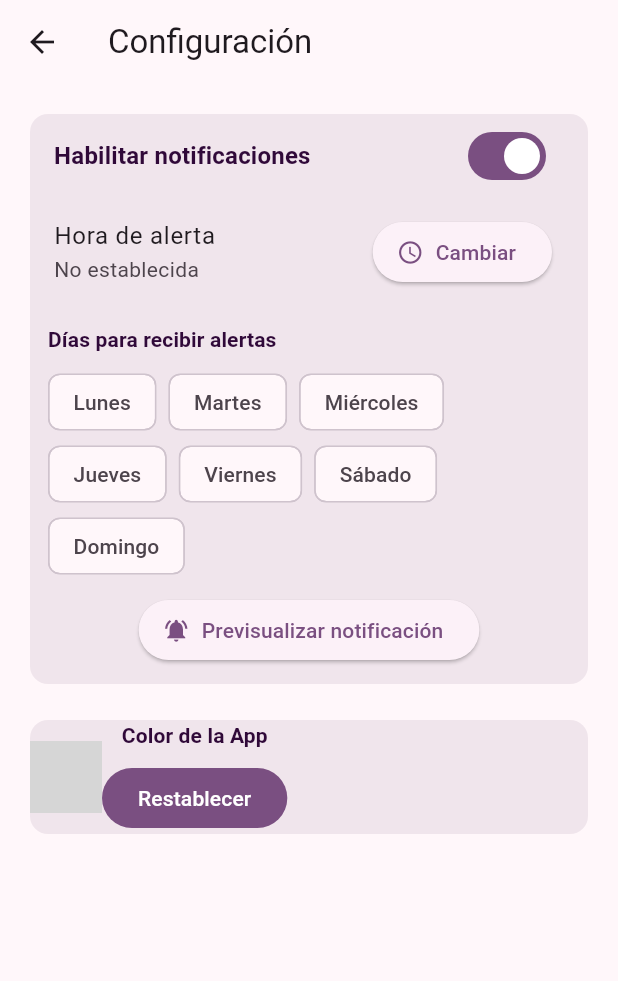
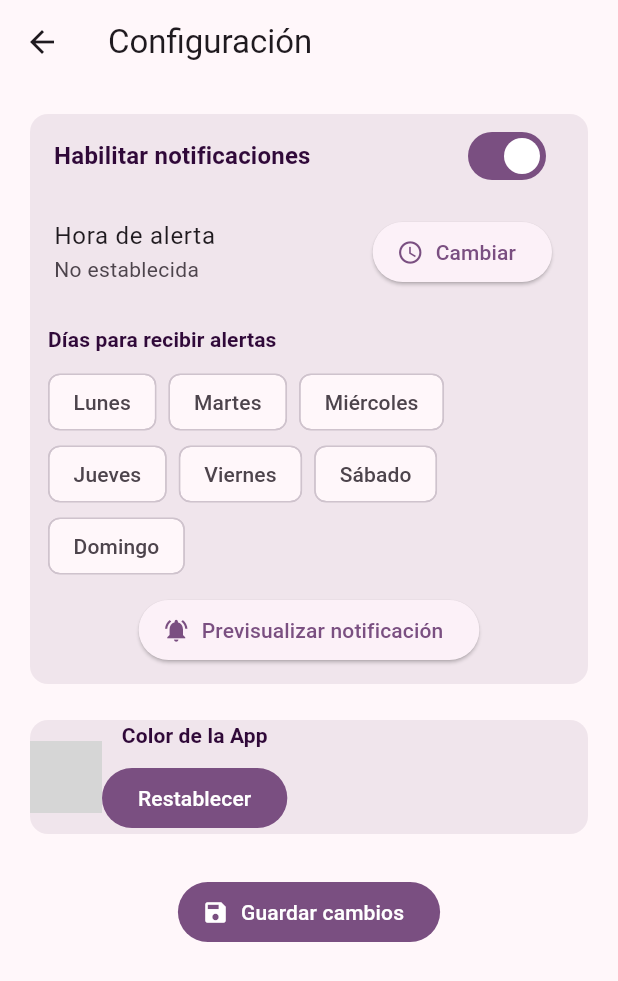
Before and after one commit to Coragyps/mamicheckapp, a Flutter app: the SettingsScreen screen opened by its route, after a tap on "Restablecer", on a phone screen of 412 x 824 dp. Shown: the top 981 px of the screen. Run offline on Flutter 3.47's test engine with Material 3 defaults, Android fonts, the phone set to English and light mode, and no system bars; our stand-ins replace cloud_firestore, firebase_auth, firebase_core, fl_chart, flutter_local_notifications, permission_handler and 1 more; missing offline and left inert: flex_color_picker; accounts and stored records are empty; statements that could not run were skipped; grey boxes are pictures that could not be loaded.

Commit message:
cambiar color

```diff
--- a/lib/main.dart
+++ b/lib/main.dart
@@ -10,28 +10,102 @@ import 'package:mamicheckapp/screens/home/home_screen.dart';
 import 'package:mamicheckapp/services/pregnancy_service.dart';
 import 'package:mamicheckapp/services/user_service.dart';
 import 'package:provider/provider.dart';
+import 'package:shared_preferences/shared_preferences.dart';
 import 'firebase_options.dart';
+
+// final FlutterLocalNotificationsPlugin flutterLocalNotificationsPlugin = FlutterLocalNotificationsPlugin();
+
+// Future<void> main() async {
+//   WidgetsFlutterBinding.ensureInitialized();
+//   await Firebase.initializeApp(options: DefaultFirebaseOptions.currentPlatform);
+//   const initializationSettingsAndroid = AndroidInitializationSettings('@mipmap/ic_launcher');
+//   const initializationSettings = InitializationSettings(android: initializationSettingsAndroid);
+
+//   await flutterLocalNotificationsPlugin.initialize(initializationSettings);
+
+//   runApp(const MyApp());
+// }
+
+
+// class MyApp extends StatelessWidget {
+//   const MyApp({super.key});
+
+//   @override
+//   Widget build(BuildContext context) {
+//     final theme = ThemeData(useMaterial3: true, colorScheme: ColorScheme.fromSeed(seedColor: Color.fromRGBO(212, 0, 255, 1)));
+//     final dummyPregnancy = PregnancyModel(id: 'dummy', name: '', isActive: false, lastMenstrualPeriod: DateTime(2000), followers: {}, measurements: []);
+
+//     return StreamBuilder<User?>(
+//       stream: FirebaseAuth.instance.authStateChanges(),
+//       builder: (context, snapshot) {
+//         if (snapshot.connectionState == ConnectionState.waiting) {return MaterialApp(title: 'Mamicheck', debugShowCheckedModeBanner: false, theme: theme,home: Scaffold(body: Center(child: CircularProgressIndicator())));}
+//         final user = snapshot.data;
+//         if (user == null) {return MaterialApp(title: 'Mamicheck', debugShowCheckedModeBanner: false, theme: theme, home: LoginScreen());}
+//         return MultiProvider(
+//           providers: [
+//             StreamProvider<UserModel?>(
+//               create: (_) => UserService().watchUser(user.uid),
+//               initialData: null,
+//               lazy: false,
+//             ),
+//             StreamProvider<List<PregnancyModel>>(
+//               create: (_) => PregnancyService().watchFollowedPregnancies(user.uid).map((pregnancies) {
+//                 pregnancies.sort((a, b) {
+//                   final activeCompare = b.isActive.toString().compareTo(a.isActive.toString());
+//                   if (activeCompare != 0) return activeCompare;
+
+//                   final roleA = a.followers[user.uid];
+//                   final roleB = b.followers[user.uid];
+//                   if (roleA == roleB) return 0;
+//                   if (roleA == 'owner') return -1;
+//                   return 1;
+//                 });
+//                 return pregnancies;
+//               }),
+//               initialData: [dummyPregnancy],
+//               lazy: false,
+//             ),
+//           ],
+//           child: MaterialApp(
+//             title: 'Mamicheck',
+//             debugShowCheckedModeBanner: false,
+//             theme: theme,
+//             home: const HomeScreen(),
+//             onGenerateRoute: AppRouting.onGenerateRoute,
+//           ),
+//         );
+//       },
+//     );
+//   }
+// }
 
 final FlutterLocalNotificationsPlugin flutterLocalNotificationsPlugin = FlutterLocalNotificationsPlugin();
 
 Future<void> main() async {
   WidgetsFlutterBinding.ensureInitialized();
   await Firebase.initializeApp(options: DefaultFirebaseOptions.currentPlatform);
+
+  // Inicializar notificaciones
   const initializationSettingsAndroid = AndroidInitializationSettings('@mipmap/ic_launcher');
   const initializationSettings = InitializationSettings(android: initializationSettingsAndroid);
-
   await flutterLocalNotificationsPlugin.initialize(initializationSettings);
 
-  runApp(const MyApp());
+  // Leer color favorito guardado o usar el por defecto
+  final prefs = await SharedPreferences.getInstance();
+  final colorValue = prefs.getInt('favoriteColor');
+  final seedColor = colorValue == null ? const Color.fromRGBO(212, 0, 255, 1) : Color(colorValue);
+
+  runApp(MyApp(seedColor: seedColor));
 }
 
+class MyApp extends StatelessWidget {
+  final Color seedColor;
 
-class MyApp extends StatelessWidget {
-  const MyApp({super.key});
+  const MyApp({super.key, required this.seedColor});
 
   @override
   Widget build(BuildContext context) {
-    final theme = ThemeData(useMaterial3: true, colorScheme: ColorScheme.fromSeed(seedColor: Color.fromRGBO(212, 0, 255, 1)));
+    final theme = ThemeData(useMaterial3: true, colorScheme: ColorScheme.fromSeed(seedColor: seedColor));
     final dummyPregnancy = PregnancyModel(id: 'dummy', name: '', isActive: false, lastMenstrualPeriod: DateTime(2000), followers: {}, measurements: []);
 
     return StreamBuilder<User?>(
--- a/lib/screens/menu/settings_screen.dart
+++ b/lib/screens/menu/settings_screen.dart
@@ -49,16 +49,32 @@ class _SettingsScreenState extends State<SettingsScreen> {
     });
   }
 
-  Future<void> _saveColor(Color color) async {
+  Future<void> _saveSettings() async {
     final prefs = await SharedPreferences.getInstance();
-    await prefs.setInt('favoriteColor', color.value);
-    setState(() => favoriteColor = color);
+    await prefs.setBool('notificationsEnabled', notificationsEnabled);
+
+    if (notificationTime != null) {
+      await prefs.setInt('notificationHour', notificationTime!.hour);
+      await prefs.setInt('notificationMinute', notificationTime!.minute);
+    }
+
+    for (int i = 0; i < daysOfWeek.length; i++) {
+      await prefs.setBool('day_$i', daysOfWeek[i]);
+    }
+
+    if (favoriteColor != null) {
+      await prefs.setInt('favoriteColor', favoriteColor!.value);
+    }
+
+    ScaffoldMessenger.of(context).showSnackBar(
+      const SnackBar(content: Text('Cambios guardados correctamente')),
+    );
   }
 
-  Future<void> _resetColor() async {
-    final prefs = await SharedPreferences.getInstance();
-    await prefs.remove('favoriteColor');
-    setState(() => favoriteColor = null);
+  void _toggleDay(int index) {
+    setState(() {
+      daysOfWeek[index] = !daysOfWeek[index];
+    });
   }
 
   Future<void> _selectTime() async {
@@ -67,24 +83,11 @@ class _SettingsScreenState extends State<SettingsScreen> {
       initialTime: notificationTime ?? TimeOfDay.now(),
     );
     if (picked != null) {
-      final prefs = await SharedPreferences.getInstance();
-      await prefs.setInt('notificationHour', picked.hour);
-      await prefs.setInt('notificationMinute', picked.minute);
       setState(() => notificationTime = picked);
     }
   }
 
-  void _toggleDay(int index) async {
-    final prefs = await SharedPreferences.getInstance();
-    setState(() {
-      daysOfWeek[index] = !daysOfWeek[index];
-    });
-    await prefs.setBool('day_$index', daysOfWeek[index]);
-  }
-
-  Future<void> _updateNotificationEnabled(bool value) async {
-    final prefs = await SharedPreferences.getInstance();
-    await prefs.setBool('notificationsEnabled', value);
+  void _updateNotificationEnabled(bool value) {
     setState(() {
       notificationsEnabled = value;
       if (!value) {
@@ -93,11 +96,18 @@ class _SettingsScreenState extends State<SettingsScreen> {
     });
   }
 
+  void _setColor(Color color) {
+    setState(() => favoriteColor = color);
+  }
+
+  void _resetColor() {
+    setState(() => favoriteColor = const Color.fromRGBO(212, 0, 255, 1));
+  }
+
   @override
   Widget build(BuildContext context) {
     final scheme = Theme.of(context).colorScheme;
-    final themeColor = favoriteColor ?? Color.fromRGBO(212, 0, 255, 1);
-
+    final themeColor = favoriteColor ?? const Color.fromRGBO(212, 0, 255, 1);
 
     return Scaffold(
       appBar: AppBar(title: const Text('Configuración')),
@@ -106,12 +116,12 @@ class _SettingsScreenState extends State<SettingsScreen> {
         children: [
           Card(
             elevation: 0,
-            color: Theme.of(context).colorScheme.surfaceContainerHigh,
+            color: scheme.surfaceContainerHigh,
             child: Column(
               crossAxisAlignment: CrossAxisAlignment.start,
               children: [
                 SwitchListTile(
-                  title: Text('Habilitar notificaciones', style: Theme.of(context).textTheme.titleMedium?.copyWith(fontWeight: FontWeight.bold, color: Theme.of(context).colorScheme.onPrimaryFixed)),
+                  title: Text('Habilitar notificaciones', style: Theme.of(context).textTheme.titleMedium?.copyWith(fontWeight: FontWeight.bold, color: scheme.onPrimaryFixed)),
                   value: notificationsEnabled,
                   onChanged: _updateNotificationEnabled,
                 ),
@@ -119,16 +129,15 @@ class _SettingsScreenState extends State<SettingsScreen> {
                   title: const Text('Hora de alerta'),
                   subtitle: Text(notificationTime?.format(context) ?? 'No establecida'),
                   trailing: ElevatedButton.icon(
-                    label: Text('Cambiar'),
+                    label: const Text('Cambiar'),
                     icon: const Icon(Icons.access_time),
                     onPressed: notificationsEnabled ? _selectTime : null,
                   ),
-                  shape: RoundedRectangleBorder(borderRadius: BorderRadius.circular(12)),
                 ),
                 const SizedBox(height: 12),
                 Padding(
                   padding: const EdgeInsets.symmetric(horizontal: 12),
-                  child: Text('Días para recibir alertas', style: Theme.of(context).textTheme.titleSmall?.copyWith(fontWeight: FontWeight.bold, color: Theme.of(context).colorScheme.onPrimaryFixed)),
+                  child: Text('Días para recibir alertas', style: Theme.of(context).textTheme.titleSmall?.copyWith(fontWeight: FontWeight.bold, color: scheme.onPrimaryFixed)),
                 ),
                 const SizedBox(height: 8),
                 Padding(
@@ -140,12 +149,10 @@ class _SettingsScreenState extends State<SettingsScreen> {
                       return FilterChip(
                         label: Text(
                           dayNames[i],
-                          style: TextStyle(
-                            color: daysOfWeek[i] ? Colors.white : null,
-                          ),
+                          style: TextStyle(color: daysOfWeek[i] ? Colors.white : null),
                         ),
                         selected: daysOfWeek[i],
-                        selectedColor: Theme.of(context).colorScheme.primary,
+                        selectedColor: scheme.primary,
                         checkmarkColor: Colors.white,
                         onSelected: (_) => _toggleDay(i),
                       );
@@ -167,14 +174,14 @@ class _SettingsScreenState extends State<SettingsScreen> {
           ),
           const SizedBox(height: 16),
           Card(
-            color: Theme.of(context).colorScheme.surfaceContainerHigh,
+            color: scheme.surfaceContainerHigh,
             elevation: 0,
             child: Row(
               children: [
                 ColorPicker(
                   wheelDiameter: 150,
                   color: themeColor,
-                  onColorChanged: _saveColor,
+                  onColorChanged: _setColor,
                   enableShadesSelection: false,
                   pickersEnabled: const <ColorPickerType, bool>{
                     ColorPickerType.wheel: true,
@@ -185,7 +192,7 @@ class _SettingsScreenState extends State<SettingsScreen> {
                 ),
                 Column(
                   children: [
-                    Text('Color de la App', style: Theme.of(context).textTheme.titleSmall?.copyWith(fontWeight: FontWeight.bold, color: Theme.of(context).colorScheme.onPrimaryFixed)),
+                    Text('Color de la App', style: Theme.of(context).textTheme.titleSmall?.copyWith(fontWeight: FontWeight.bold, color: scheme.onPrimaryFixed)),
                     const SizedBox(height: 8),
                     FilledButton(
                       onPressed: _resetColor,
@@ -194,6 +201,15 @@ class _SettingsScreenState extends State<SettingsScreen> {
                   ],
                 ),
               ],
+            ),
+          ),
+          const SizedBox(height: 24),
+          Align(
+            alignment: Alignment.center,
+            child: FilledButton.icon(
+              onPressed: _saveSettings,
+              icon: const Icon(Icons.save),
+              label: const Text('Guardar cambios'),
             ),
           ),
         ],
@@ -214,7 +230,10 @@ class _SettingsScreenState extends State<SettingsScreen> {
     const notificationDetails = NotificationDetails(android: androidDetails);
 
     await flutterLocalNotificationsPlugin.show(
-      0, 'Mamicheck', '¡No te olvides de tu Medición de Hoy! La clave esta en la constancia', notificationDetails,
+      0,
+      'Mamicheck',
+      '¡No te olvides de tu Medición de Hoy! La clave esta en la constancia',
+      notificationDetails,
     );
   }
 }
```
